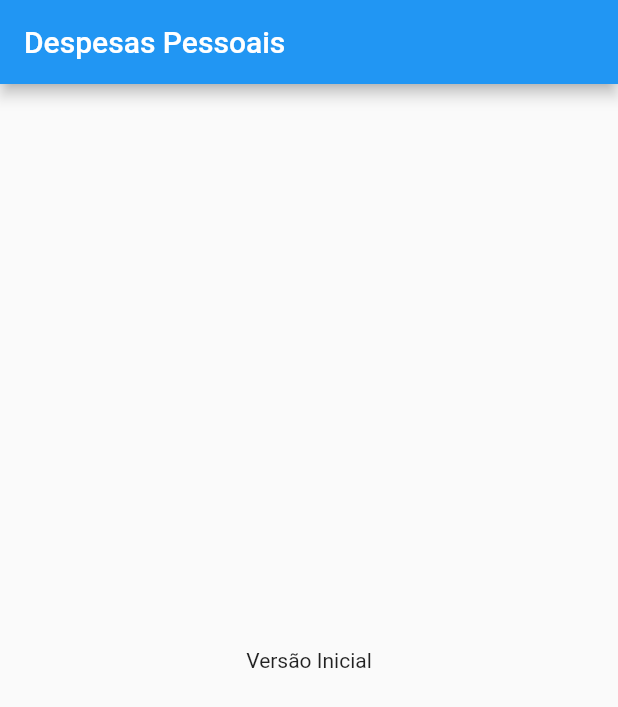
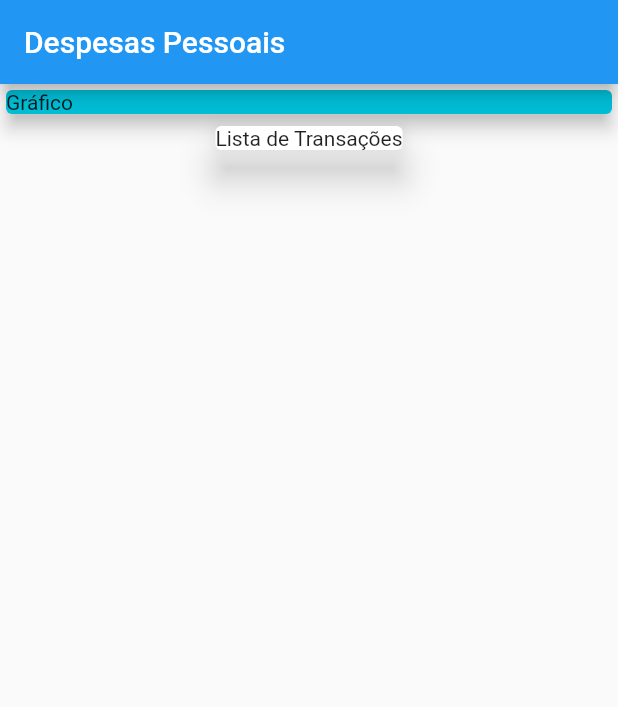
Before and after one commit to ajoluam/expenses, a Flutter app: the screen it shows after launch, on a phone screen of 412 x 824 dp. Shown: the top 707 px of the screen. Run offline on Flutter 3.47's test engine with Material 2 defaults, Android fonts, the phone set to English and light mode, and no system bars.

Commit message:
Aula 85 Combinando Widgets

```diff
--- a/lib/main.dart
+++ b/lib/main.dart
@@ -18,8 +18,23 @@ class MyHomePage extends StatelessWidget {
       appBar: AppBar(
         title: Text('Despesas Pessoais'),
       ),
-      body: Center(
-        child: Text('Versão Inicial'),
+      body: Column(
+        children: [
+          Container(
+            width: double.infinity,
+            child: Card(
+              child: Text(
+                'Gráfico',
+              ),
+              color: Colors.cyan,
+              elevation: 5,
+            ),
+          ),
+          Card(
+            child: Text('Lista de Transações'),
+            elevation: 10,
+          )
+        ],
       ),
     );
   }
```
